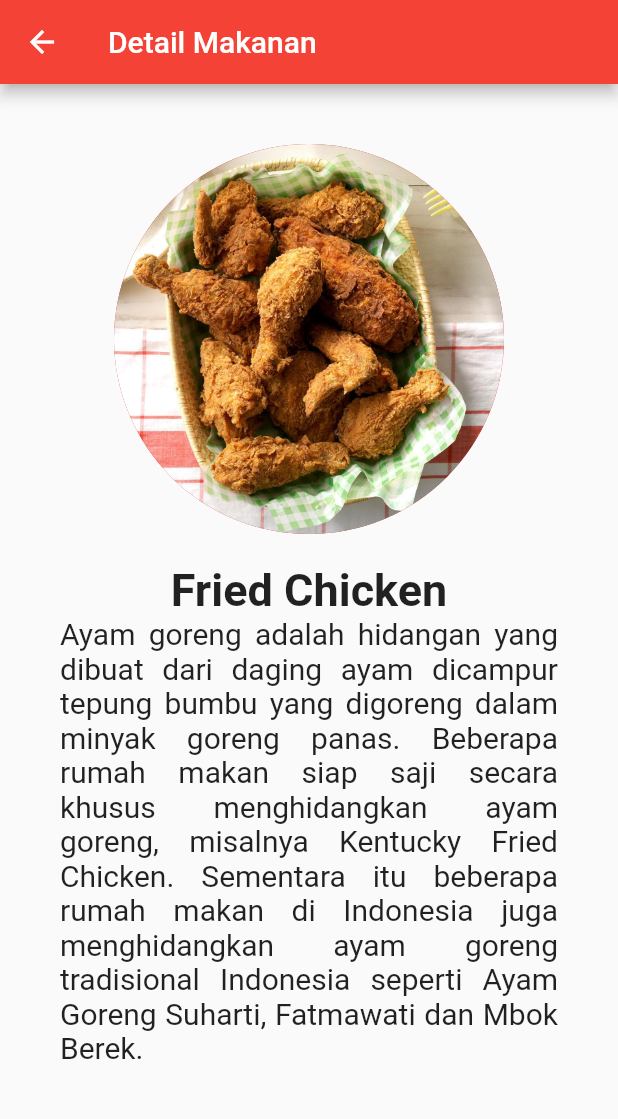
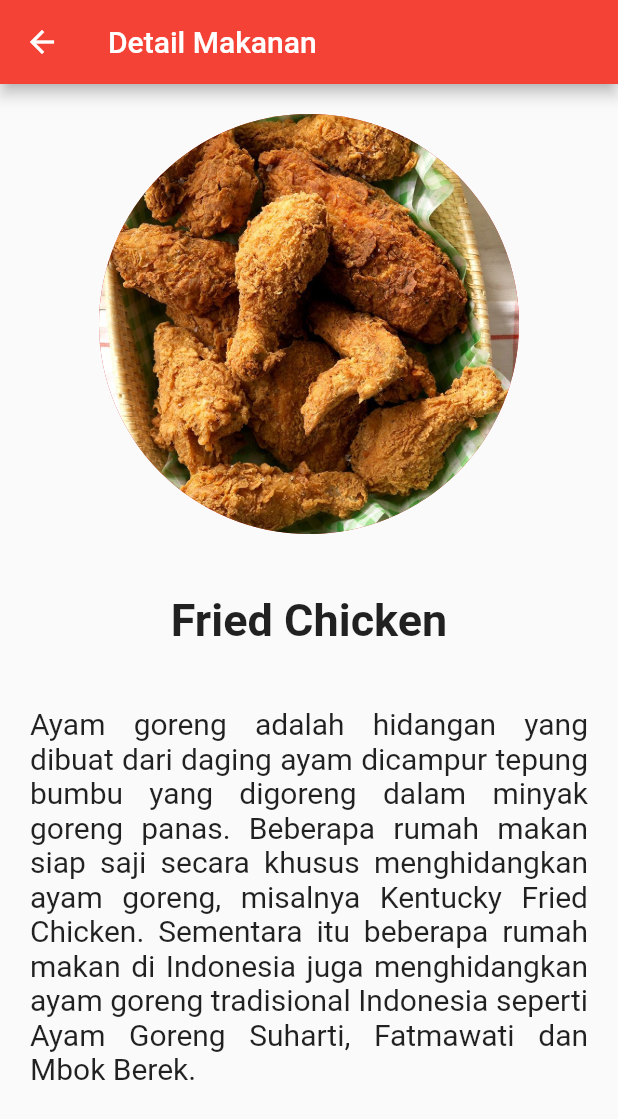
Before and after one commit to ferdianrb/flutter_meals_catalogue, a Flutter app: the screen it shows after launch, after a tap on "Fried Chicken", on a phone screen of 412 x 824 dp. Shown: the top 1119 px of the screen. Run offline on Flutter 3.47's test engine with Material 2 defaults, Android fonts, the phone set to English and light mode, and no system bars.

Commit message:
fix detailscreen

```diff
--- a/lib/main.dart
+++ b/lib/main.dart
@@ -131,30 +131,29 @@ class DetailScreen extends StatelessWidget {
           onPressed: () => Navigator.pop(context, false),
         ),
       ),
-      body: Container(
-        padding: EdgeInsets.all(40.0),
-        child: Column(
-          children: <Widget>[
-            CircleAvatar(
-              backgroundImage: ExactAssetImage(item.pic),
-              minRadius: 80,
-              maxRadius: 130,
-            ),
-            Container(
-              margin: EdgeInsets.only(top: 20.0),
-              child: Text(item.name,
+      body: ListView(
+              children:[
+                Padding(
+                padding: EdgeInsets.all(20),
+                child:CircleAvatar(
+                  backgroundImage: ExactAssetImage(item.pic),
+                  minRadius: 80,
+                  maxRadius: 140,
+                )),
+                Center(
+                  child:Padding(
+                padding: EdgeInsets.all(20),
+                child:Text(item.name,
                   style:
-                      TextStyle(fontSize: 30.0, fontWeight: FontWeight.bold)),
-            ),
-            Expanded(
-              // margin: EdgeInsets.only(top: 20.0),
-              child: Text(item.desc,
-                  textAlign: TextAlign.justify,
-                  style: TextStyle(fontSize: 20.0)),
-            ),
-          ],
-        ),
-      ),
-    );
+                      TextStyle(fontSize: 30.0, fontWeight: FontWeight.bold)))),
+                Padding(
+                padding: EdgeInsets.all(20),
+                child:Text(item.desc,
+                          textAlign: TextAlign.justify,
+                          style: TextStyle(fontSize: 20.0)
+                ))
+              ]
+            )
+      );
+    }
   }
-}
```
